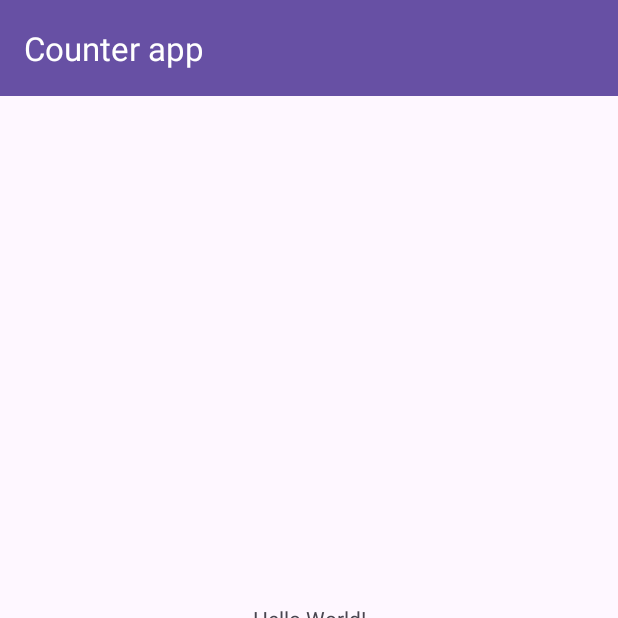
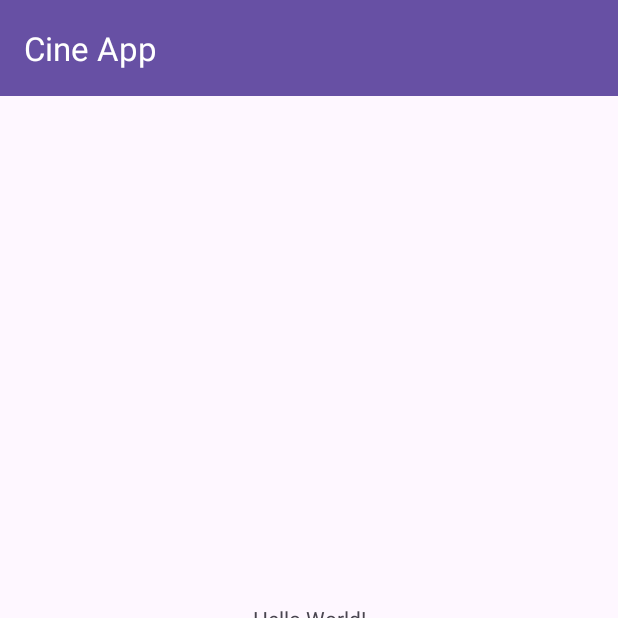
Before and after one commit to panagiotis-koletsis/CineApp, an Android app: the screen it shows after launch (MainActivity), on a phone screen of 412 x 824 dp, the top half of it. Run offline under Robolectric (Android 15) with nearby library versions, the phone set to English and light mode, and no system bars.

Commit message:
title change

```diff
--- a/app/src/main/java/com/example/ergasiamellon/MainActivity.java
+++ b/app/src/main/java/com/example/ergasiamellon/MainActivity.java
@@ -20,7 +20,7 @@ public class MainActivity extends AppCompatActivity {
         setContentView(view);
 
         setSupportActionBar(findViewById(R.id.toolbar));
-        setTitle("Counter app");
+        setTitle("Cine App");
 
     }
 }
```
